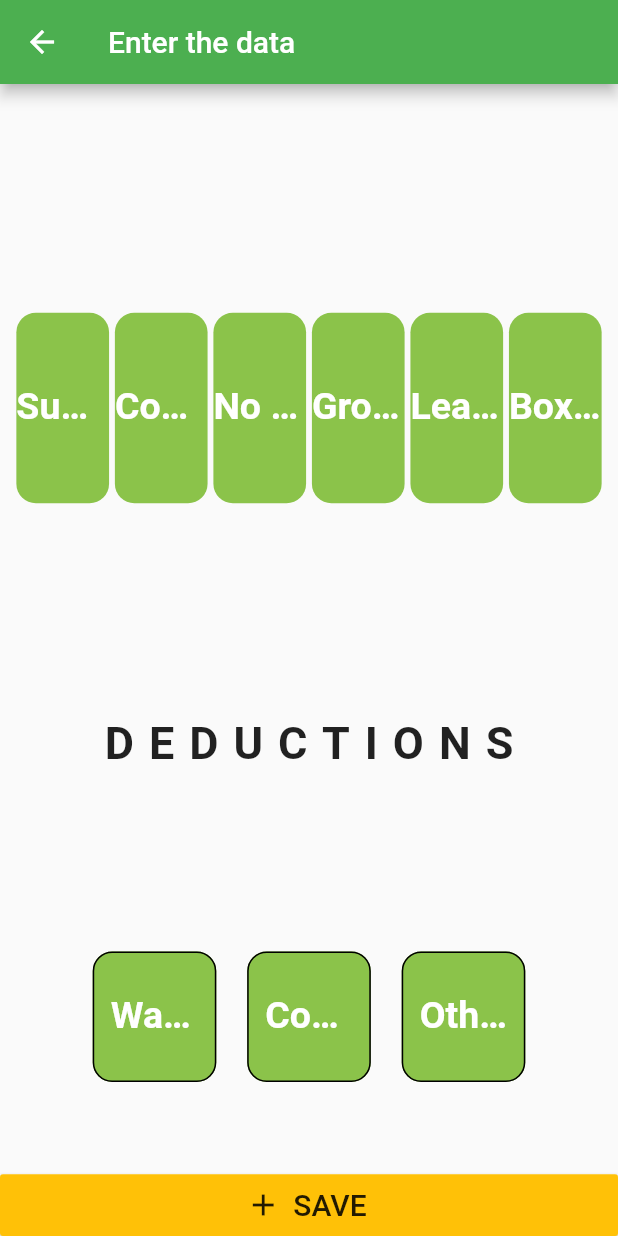
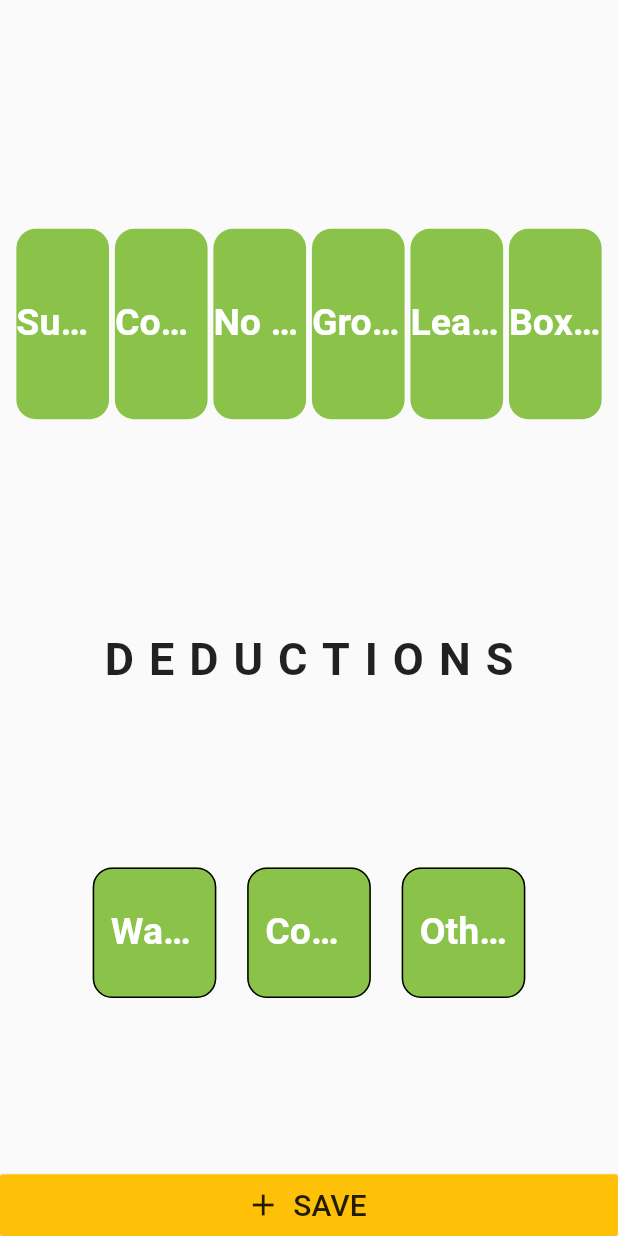
Before and after one commit to TheDataPirates/tea_tracker_app, a Flutter app: the InputCollectionScreen screen opened by its route, on a phone screen of 412 x 824 dp. Run offline on Flutter 3.47's test engine with Material 2 defaults, Android fonts, the phone set to English and light mode, and no system bars.

Commit message:
Remove appbar in input collection screen

```diff
--- a/lib/screens/input_collections_screen.dart
+++ b/lib/screens/input_collections_screen.dart
@@ -11,9 +11,6 @@ class _InputCollectionScreenState extends State<InputCollectionScreen> {
   @override
   Widget build(BuildContext context) {
     return Scaffold(
-      appBar: AppBar(
-        title: Text('Enter the data'),
-      ),
       body: Column(
         crossAxisAlignment: CrossAxisAlignment.stretch,
         children: <Widget>[
```
Also changed, not shown: pubspec.lock.
